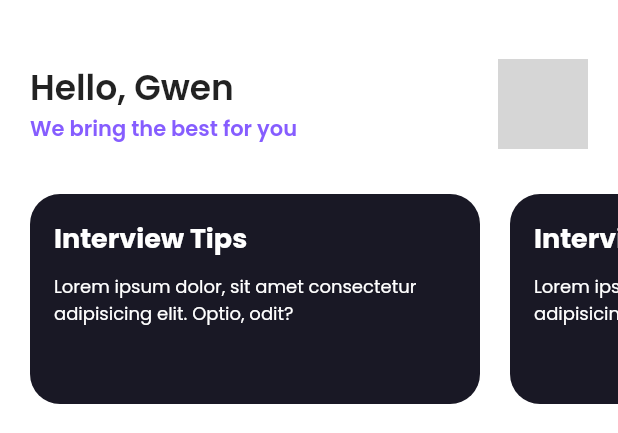
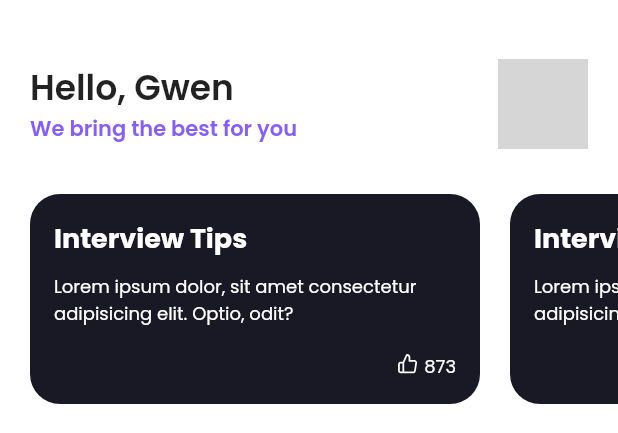
Before and after one commit to agil3st/career_crush, a Flutter app: the screen it shows after launch, on a phone screen of 412 x 824 dp, the part 70-503 px from its top. Run offline on Flutter 3.47's test engine with Material 2 defaults, Android fonts, the phone set to English and light mode, and no system bars; drawn by our look-alikes of cached_network_image; our stand-ins replace dots_indicator, fade_shimmer, flutter_feather_icons, flutter_markdown, flutter_riverpod, flutter_svg and 1 more; network calls fail; grey boxes are pictures that could not be loaded.

Commit message:
Update articles.dart

```diff
--- a/lib/src/presentation/pages/home/articles.dart
+++ b/lib/src/presentation/pages/home/articles.dart
@@ -1,5 +1,6 @@
 import 'package:career_crush/gen/colors.gen.dart';
 import 'package:flutter/material.dart';
+import 'package:flutter_feather_icons/flutter_feather_icons.dart';
 
 class Articles extends StatelessWidget {
   const Articles({super.key});
@@ -23,6 +24,8 @@ class Articles extends StatelessWidget {
             borderRadius: BorderRadius.circular(20),
           ),
           child: Column(
+            children: [
+              Column(
                 crossAxisAlignment: CrossAxisAlignment.start,
                 children: const [
                   Text(
@@ -44,6 +47,30 @@ class Articles extends StatelessWidget {
                   ),
                 ],
               ),
+              const Spacer(),
+              Row(
+                mainAxisAlignment: MainAxisAlignment.end,
+                children: const [
+                  Icon(
+                    FeatherIcons.thumbsUp,
+                    size: 14,
+                    color: Colors.white,
+                  ),
+                  SizedBox(width: 4),
+                  Padding(
+                    padding: EdgeInsets.only(top: 4),
+                    child: Text(
+                      '873',
+                      style: TextStyle(
+                        fontSize: 12,
+                        color: Colors.white,
+                      ),
+                    ),
+                  )
+                ],
+              )
+            ],
+          ),
         ),
         separatorBuilder: (context, index) => const SizedBox(width: 20),
         itemCount: 4,
```
Lines whose indentation alone changed are shown as unchanged.
